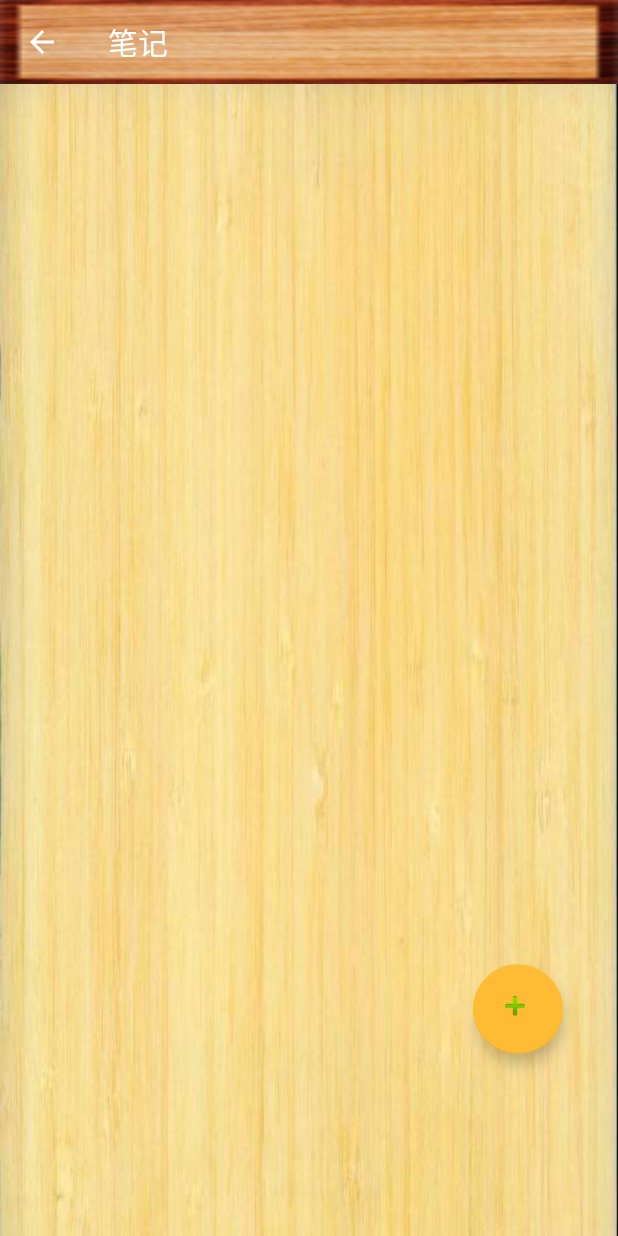
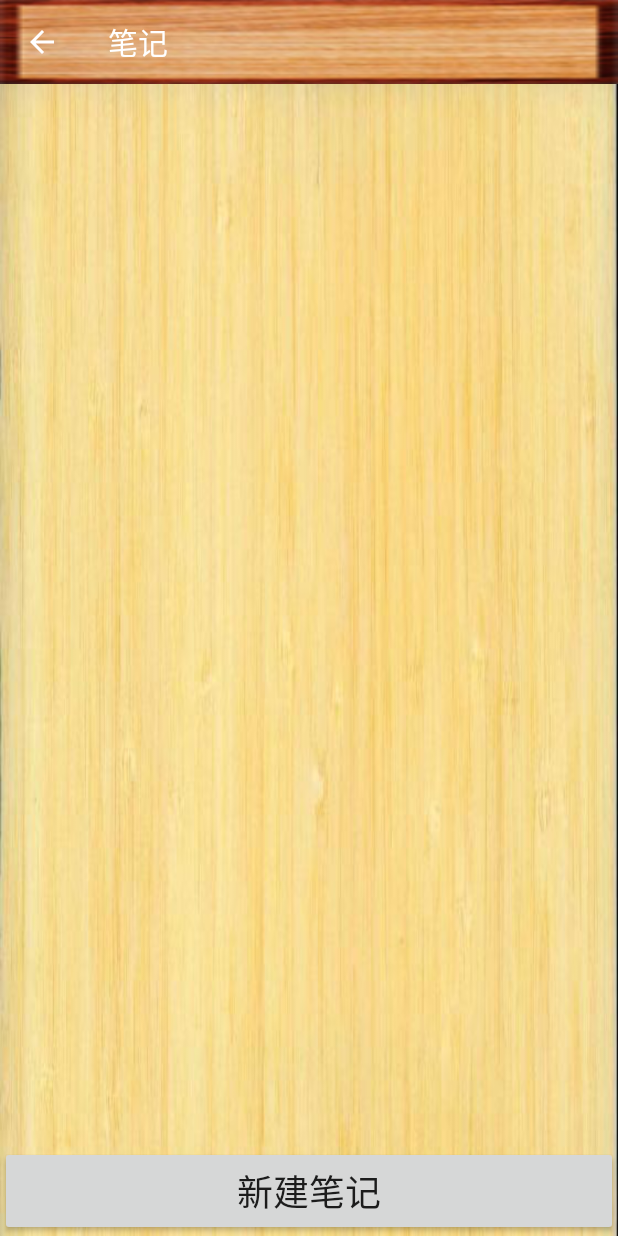
Before and after one commit to Klaoye/zhou_yi-open, an Android app: the NoteActivity screen opened directly, with no data from a screen before it, on a phone screen of 412 x 824 dp. Run offline under Robolectric (Android 15) with nearby library versions, the phone set to English and light mode, and no system bars; Roboto replaces fonts that are not available here.

Commit message:
2.0-r5 优化笔记创建功能

```diff
--- a/app/src/main/AndroidManifest.xml
+++ b/app/src/main/AndroidManifest.xml
@@ -49,11 +49,5 @@
     <uses-permission
         android:name="android.permission.MOUNT_UNMOUNT_FILESYSTEMS"
         tools:ignore="ProtectedPermissions" />
-    <uses-permission
-        android:name="android.permission.MOUNT_UNMOUNT_FILESYSTEMS"
-        tools:ignore="ProtectedPermissions" />
-    <uses-permission
-        android:name="android.permission.MOUNT_UNMOUNT_FILESYSTEMS"
-        tools:ignore="ProtectedPermissions" />
 
 </manifest>
--- a/app/src/main/res/layout/activity_note.xml
+++ b/app/src/main/res/layout/activity_note.xml
@@ -7,28 +7,28 @@
     android:background="@drawable/banboo2"
     tools:context=".NoteActivity">
 
-    <com.google.android.material.floatingactionbutton.FloatingActionButton
-        android:id="@+id/note_FloatButton_add"
-        android:layout_width="60dp"
-        android:layout_height="130dp"
-        android:clickable="true"
-        android:focusable="true"
-        app:backgroundTint="@android:color/holo_orange_light"
+    <Button
+        android:id="@+id/add_Button"
+        android:layout_width="match_parent"
+        android:layout_height="60dp"
+        android:text="@string/new_text"
+        android:textSize="24sp"
         app:layout_constraintBottom_toBottomOf="parent"
-        app:layout_constraintEnd_toEndOf="parent"
-        app:layout_constraintHorizontal_bias="0.895"
-        app:layout_constraintStart_toStartOf="parent"
-        app:layout_constraintTop_toTopOf="parent"
-        app:layout_constraintVertical_bias="0.829"
-        app:rippleColor="@color/design_default_color_error"
-        app:srcCompat="@android:drawable/ic_input_add" />
+        tools:ignore="MissingConstraints"
+        tools:layout_editor_absoluteX="16dp" />
 
     <ListView
         android:id="@+id/list_note"
-        android:layout_width="match_parent"
-        android:layout_height="match_parent"
+        android:layout_width="0dp"
+        android:layout_height="0dp"
         android:scrollbars="vertical"
-        tools:layout_editor_absoluteX="0dp"
-        tools:layout_editor_absoluteY="0dp" />
+        app:layout_constraintBottom_toTopOf="@+id/add_Button"
+        app:layout_constraintEnd_toEndOf="parent"
+        app:layout_constraintHorizontal_bias="0.5"
+        app:layout_constraintStart_toStartOf="parent"
+        app:layout_constraintTop_toTopOf="parent"
+        app:layout_constraintVertical_bias="0.0"
+        tools:ignore="MissingConstraints" />
+
 
 </androidx.constraintlayout.widget.ConstraintLayout>
--- a/app/src/main/res/values/strings.xml
+++ b/app/src/main/res/values/strings.xml
@@ -12,7 +12,7 @@
     <string name="cancel">取消</string>
     <string name="can_copy">正文内容可复制</string>
     <string name="ok">确定</string>
-    <string name="new_text">新建文本</string>
+    <string name="new_text">新建笔记</string>
     <string name="cant_null">标题不能为空！</string>
     <string name="company">慧眼工作室</string>
     <string name="first_use_title">第一次使用</string>
```
Also changed, not shown: app/src/main/java/com/example/YI/NoteActivity.java (+37 -38 lines), 4 other files.
